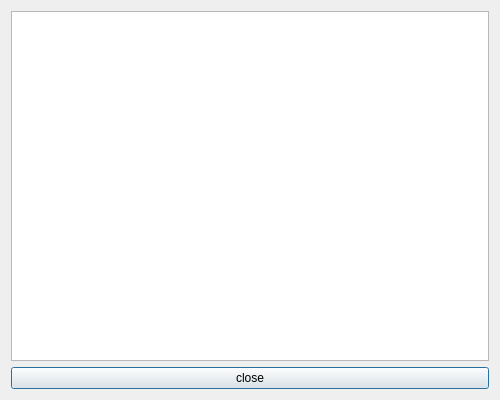
This is src/genericgui/LogViewer.ui in SalomePlatform/yacs as Qt 5 draws it before an edit. The edited form follows.
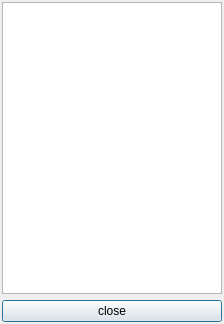
This is the edited form.

What changed in the file:
```diff
--- a/src/genericgui/LogViewer.ui
+++ b/src/genericgui/LogViewer.ui
@@ -1,20 +1,23 @@
 <ui version="4.0" >
  <class>logViewerDialog</class>
- <widget class="QDialog" name="logViewerDialog" >
-  <property name="geometry" >
+ <widget class="QDialog" name="logViewerDialog">
+  <property name="geometry">
    <rect>
     <x>0</x>
     <y>0</y>
-    <width>500</width>
-    <height>400</height>
+    <width>224</width>
+    <height>324</height>
    </rect>
   </property>
   <property name="windowTitle" >
    <string>Dialog</string>
   </property>
-  <layout class="QGridLayout" name="gridLayout" >
-   <item row="0" column="0" >
-    <widget class="QTextEdit" name="browser" />
+  <layout class="QGridLayout" name="gridLayout">
+   <property name="margin">
+    <number>2</number>
+   </property>
+   <item row="0" column="0">
+    <widget class="QTextEdit" name="browser"/>
    </item>
    <item row="1" column="0" >
     <widget class="QPushButton" name="pushButton" >
```
Left out of the diff: 11 changed lines with no effect on the pictures.
